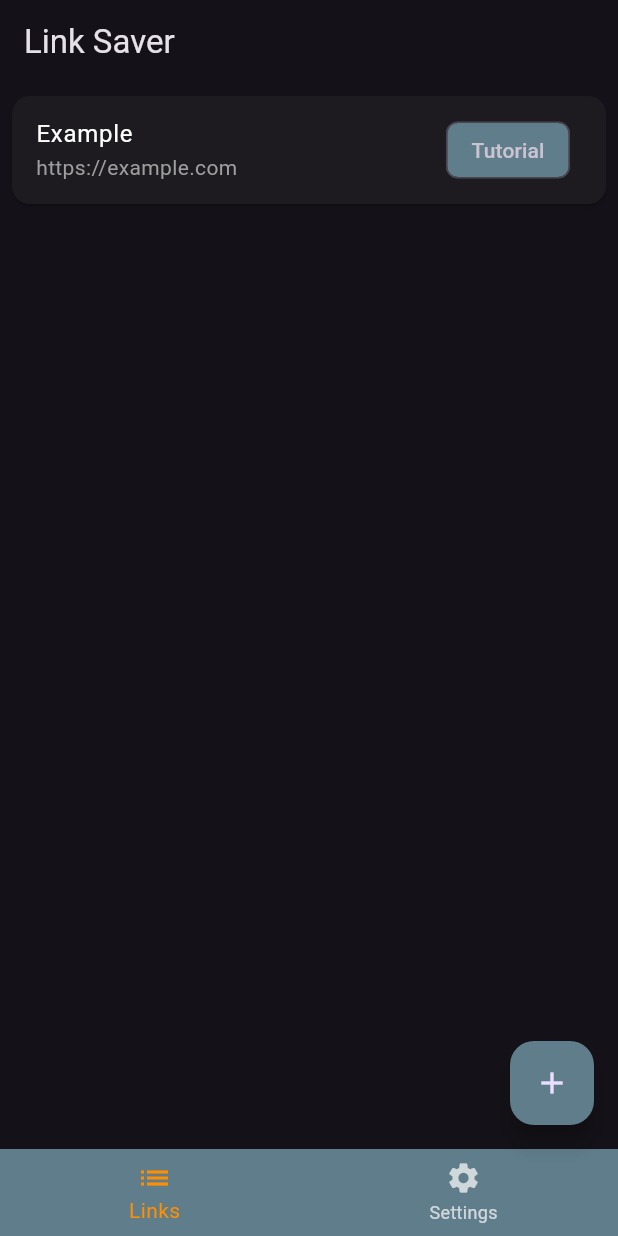
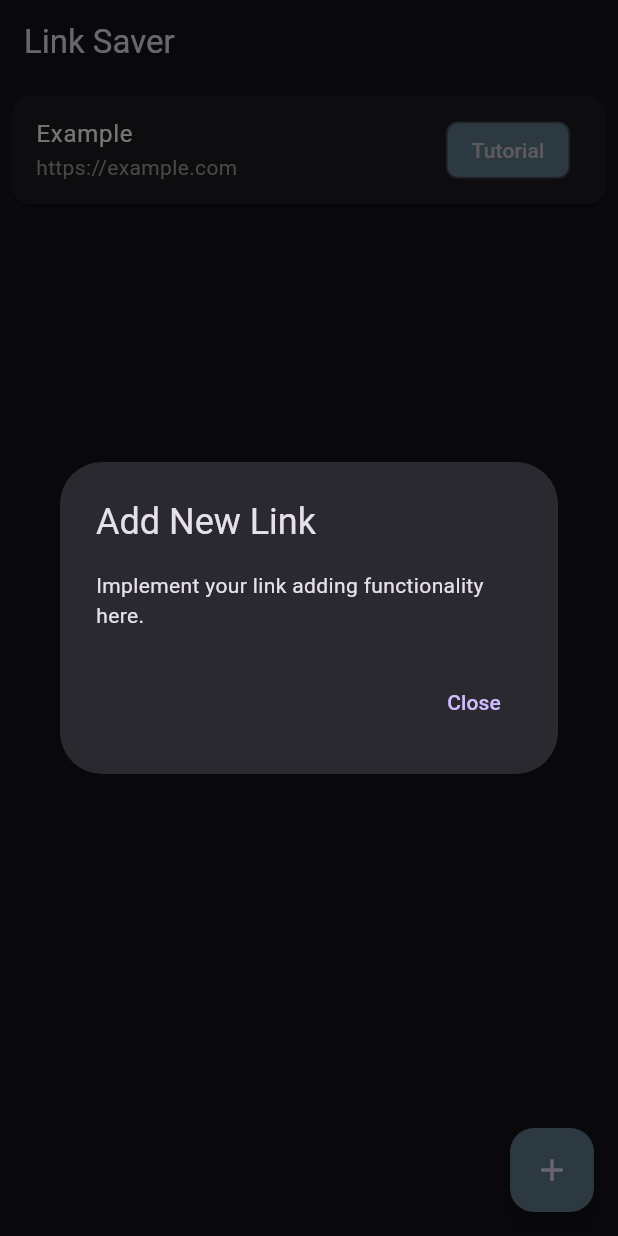
Before and after one commit to BugRuster/todo, a Flutter app: the screen it shows after launch, after a tap on the "add" icon, on a phone screen of 412 x 824 dp. Run offline on Flutter 3.47's test engine with Material 3 defaults, Android fonts, the phone set to English and light mode, and no system bars; our stand-ins replace cloud_firestore, firebase_core, get, pin_code_fields, random_string; accounts and stored records are empty.

Commit message:
Link Share UI with popups working fine

```diff
--- a/lib/AppScreensMain/LinkSaver.dart
+++ b/lib/AppScreensMain/LinkSaver.dart
@@ -19,6 +19,14 @@ class LinkSaver extends StatelessWidget {
   }
 }
 
+class LinkItem {
+  String url;
+  String title;
+  String category;
+
+  LinkItem({required this.url, required this.title, required this.category});
+}
+
 class LinkSaverHome extends StatefulWidget {
   @override
   _LinkSaverHomeState createState() => _LinkSaverHomeState();
@@ -27,7 +35,7 @@ class LinkSaverHome extends StatefulWidget {
 class _LinkSaverHomeState extends State<LinkSaverHome> {
   List<LinkItem> links = [
     LinkItem(url: 'https://example.com', title: 'Example', category: 'Tutorial'),
-    // Add more dummy links here for demonstration
+    // You can add more initial links here for demonstration
   ];
 
   @override
@@ -48,39 +56,55 @@ class _LinkSaverHomeState extends State<LinkSaverHome> {
                 label: Text(links[index].category),
                 backgroundColor: Colors.blueGrey,
               ),
+              onTap: () => _showLinkDetails(links[index]),
             ),
           );
         },
       ),
       floatingActionButton: FloatingActionButton(
-        onPressed: () {
-          // Implement link adding functionality
-        },
+        onPressed: _addNewLink,
         child: Icon(Icons.add),
         backgroundColor: Colors.blueGrey,
       ),
-      bottomNavigationBar: BottomNavigationBar(
-        items: const <BottomNavigationBarItem>[
-          BottomNavigationBarItem(
-            icon: Icon(Icons.list),
-            label: 'Links',
-          ),
-          BottomNavigationBarItem(
-            icon: Icon(Icons.settings),
-            label: 'Settings',
-          ),
-        ],
-        selectedItemColor: Colors.amber[800],
-        backgroundColor: Colors.blueGrey,
-      ),
+      // Bottom navigation bar or other widgets can be added here
+    );
+  }
+
+  void _addNewLink() {
+    // Open a dialog to add a new link
+    showDialog(
+      context: context,
+      builder: (BuildContext context) {
+        return AlertDialog(
+          title: Text("Add New Link"),
+          content: Text("Implement your link adding functionality here."),
+          actions: <Widget>[
+            TextButton(
+              child: Text("Close"),
+              onPressed: () => Navigator.of(context).pop(),
+            ),
+          ],
+        );
+      },
+    );
+  }
+
+  void _showLinkDetails(LinkItem link) {
+    // Show details of the link in a dialog
+    showDialog(
+      context: context,
+      builder: (BuildContext context) {
+        return AlertDialog(
+          title: Text(link.title),
+          content: Text("URL: ${link.url}\nCategory: ${link.category}"),
+          actions: <Widget>[
+            TextButton(
+              child: Text("Close"),
+              onPressed: () => Navigator.of(context).pop(),
+            ),
+          ],
+        );
+      },
     );
   }
 }
-
-class LinkItem {
-  String url;
-  String title;
-  String category;
-
-  LinkItem({required this.url, required this.title, required this.category});
-}
```
Also changed, not shown: 1 other file.
